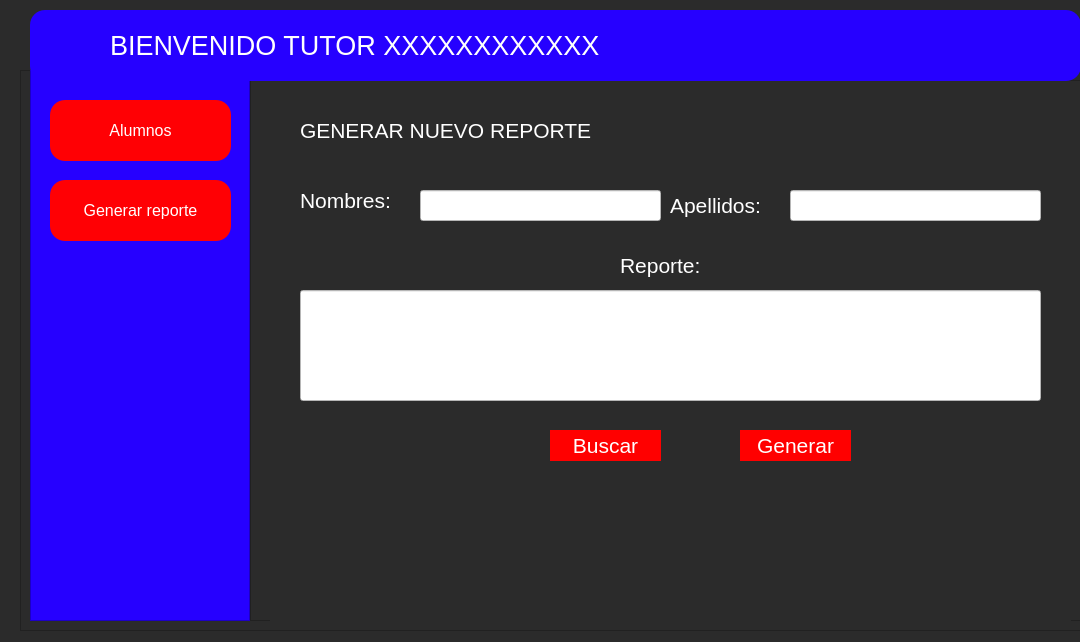
Before: the Qt Designer form entrar_tutor.ui in Giavic/Taller_de_software_TF, drawn with Qt 5.
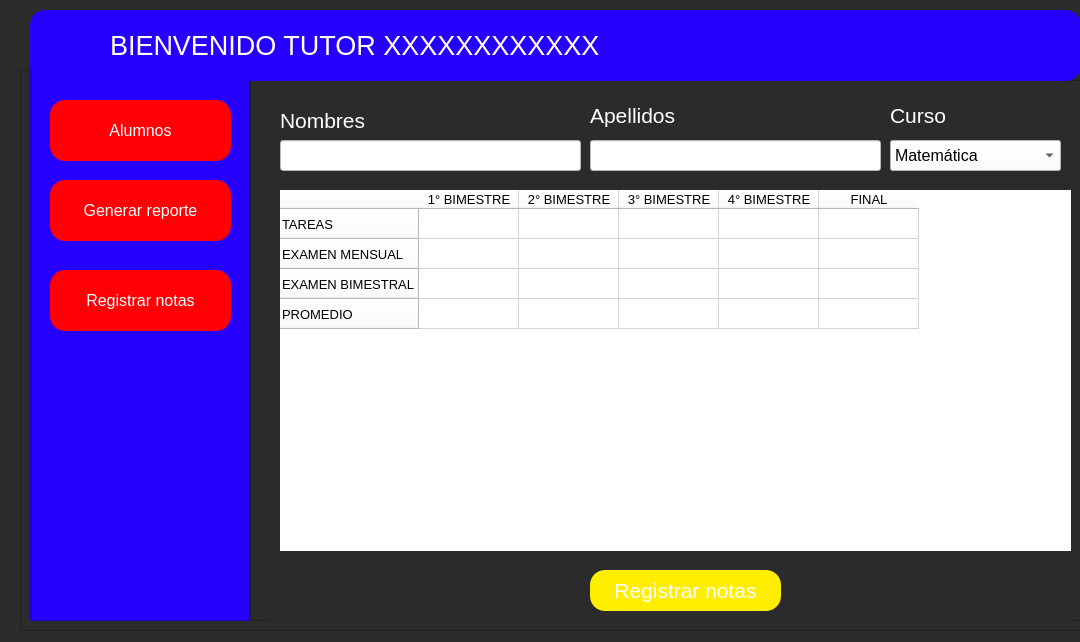
After: the same form once the commit is applied. The open tabs and pages were chosen to show the change. Icons and pictures are not drawn.

Diff of the .ui file:
```diff
--- a/entrar_tutor.ui
+++ b/entrar_tutor.ui
@@ -220,6 +220,38 @@
       <string>Generar reporte</string>
      </property>
     </widget>
+    <widget class="QPushButton" name="pushButton_4">
+     <property name="geometry">
+      <rect>
+       <x>20</x>
+       <y>210</y>
+       <width>181</width>
+       <height>61</height>
+      </rect>
+     </property>
+     <property name="styleSheet">
+      <string notr="true">QFrame{
+background-color: rgb(0, 255, 234);
+	
+}
+
+QPushButton{
+background-color: rgb(255, 0, 4);
+color: rgb(255, 255, 255);
+border-radius:15px;
+font: 12pt;
+}
+
+QPushButton:hover{
+background-color: rgb(255, 255, 255);
+color:rgb(0, 0, 0);
+border-radius:15px;
+}</string>
+     </property>
+     <property name="text">
+      <string>Registrar notas</string>
+     </property>
+    </widget>
    </widget>
    <widget class="QFrame" name="frame_4">
     <property name="geometry">
@@ -460,36 +492,11 @@
         <bool>false</bool>
        </property>
       </widget>
-      <widget class="QPushButton" name="pushButton_4">
-       <property name="geometry">
-        <rect>
-         <x>280</x>
-         <y>330</y>
-         <width>111</width>
-         <height>31</height>
-        </rect>
-       </property>
-       <property name="styleSheet">
-        <string notr="true">QPushButton{
-background-color: rgb(255, 0, 0);
-border-radius:0px;
-}
-
-QPushButton:hover{
-background-color: rgb(226, 226, 226);
-color:black;
-border-radius:0px;
-}</string>
-       </property>
-       <property name="text">
-        <string>Buscar</string>
-       </property>
-      </widget>
       <widget class="QPushButton" name="pushButton_6">
        <property name="geometry">
         <rect>
-         <x>470</x>
-         <y>330</y>
+         <x>350</x>
+         <y>340</y>
          <width>111</width>
          <height>31</height>
         </rect>
@@ -511,6 +518,229 @@
        </property>
       </widget>
      </widget>
+     <widget class="QWidget" name="page_3">
+      <property name="styleSheet">
+       <string notr="true">QTableWidget{
+background-color: rgb(255, 255, 255);
+font: 12pt;
+color: rgb(0, 0, 0);
+}
+
+QLabel{
+font: 16pt;
+color: rgb(255, 255, 255);
+}
+
+QPushButton{
+font:16pt;
+color:rgb(255, 255, 255);
+background-color: rgb(255, 238, 0);
+border-radius:15px;
+}</string>
+      </property>
+      <widget class="QLabel" name="label_7">
+       <property name="geometry">
+        <rect>
+         <x>10</x>
+         <y>10</y>
+         <width>111</width>
+         <height>21</height>
+        </rect>
+       </property>
+       <property name="text">
+        <string>Nombres</string>
+       </property>
+      </widget>
+      <widget class="QLabel" name="label_8">
+       <property name="geometry">
+        <rect>
+         <x>320</x>
+         <y>0</y>
+         <width>111</width>
+         <height>31</height>
+        </rect>
+       </property>
+       <property name="text">
+        <string>Apellidos</string>
+       </property>
+      </widget>
+      <widget class="QLineEdit" name="lineEdit_4">
+       <property name="geometry">
+        <rect>
+         <x>10</x>
+         <y>40</y>
+         <width>301</width>
+         <height>31</height>
+        </rect>
+       </property>
+       <property name="styleSheet">
+        <string notr="true">background-color: rgb(255, 255, 255);
+color: rgb(0, 0, 0);</string>
+       </property>
+      </widget>
+      <widget class="QLineEdit" name="lineEdit_5">
+       <property name="geometry">
+        <rect>
+         <x>320</x>
+         <y>40</y>
+         <width>291</width>
+         <height>31</height>
+        </rect>
+       </property>
+       <property name="styleSheet">
+        <string notr="true">background-color: rgb(255, 255, 255);
+color: rgb(0, 0, 0);</string>
+       </property>
+      </widget>
+      <widget class="QComboBox" name="comboBox">
+       <property name="geometry">
+        <rect>
+         <x>620</x>
+         <y>40</y>
+         <width>171</width>
+         <height>31</height>
+        </rect>
+       </property>
+       <property name="font">
+        <font>
+         <pointsize>-1</pointsize>
+         <weight>50</weight>
+         <italic>false</italic>
+         <bold>false</bold>
+        </font>
+       </property>
+       <property name="styleSheet">
+        <string notr="true">background-color: rgb(255, 255, 255);
+color: rgb(0, 0, 0);
+font:16px;</string>
+       </property>
+       <item>
+        <property name="text">
+         <string>Matemática</string>
+        </property>
+       </item>
+       <item>
+        <property name="text">
+         <string>Comunicación</string>
+        </property>
+       </item>
+       <item>
+        <property name="text">
+         <string>Ciencias</string>
+        </property>
+       </item>
+       <item>
+        <property name="text">
+         <string>Educación Física</string>
+        </property>
+       </item>
+       <item>
+        <property name="text">
+         <string>Tutoría</string>
+        </property>
+       </item>
+      </widget>
+      <widget class="QLabel" name="label_9">
+       <property name="geometry">
+        <rect>
+         <x>620</x>
+         <y>0</y>
+         <width>111</width>
+         <height>31</height>
+        </rect>
+       </property>
+       <property name="text">
+        <string>Curso</string>
+       </property>
+      </widget>
+      <widget class="QPushButton" name="pushButton_7">
+       <property name="geometry">
+        <rect>
+         <x>320</x>
+         <y>470</y>
+         <width>191</width>
+         <height>41</height>
+        </rect>
+       </property>
+       <property name="text">
+        <string>Registrar notas</string>
+       </property>
+      </widget>
+      <widget class="QTableWidget" name="tableWidget_6">
+       <property name="geometry">
+        <rect>
+         <x>10</x>
+         <y>90</y>
+         <width>791</width>
+         <height>361</height>
+        </rect>
+       </property>
+       <property name="styleSheet">
+        <string notr="true">font:10pt;
+border:rgb(0, 0, 0);
+background-color: rgb(255, 255, 255);</string>
+       </property>
+       <row>
+        <property name="text">
+         <string>TAREAS</string>
+        </property>
+       </row>
+       <row>
+        <property name="text">
+         <string>EXAMEN MENSUAL</string>
+        </property>
+       </row>
+       <row>
+        <property name="text">
+         <string>EXAMEN BIMESTRAL</string>
+        </property>
+       </row>
+       <row>
+        <property name="text">
+         <string>PROMEDIO</string>
+        </property>
+       </row>
+       <column>
+        <property name="text">
+         <string>1° BIMESTRE</string>
+        </property>
+       </column>
+       <column>
+        <property name="text">
+         <string>2° BIMESTRE</string>
+        </property>
+       </column>
+       <column>
+        <property name="text">
+         <string>3° BIMESTRE</string>
+        </property>
+       </column>
+       <column>
+        <property name="text">
+         <string>4° BIMESTRE</string>
+        </property>
+       </column>
+       <column>
+        <property name="text">
+         <string>FINAL</string>
+        </property>
+        <property name="font">
+         <font>
+          <weight>50</weight>
+          <bold>false</bold>
+         </font>
+        </property>
+       </column>
+      </widget>
+      <zorder>lineEdit_4</zorder>
+      <zorder>lineEdit_5</zorder>
+      <zorder>label_7</zorder>
+      <zorder>label_8</zorder>
+      <zorder>comboBox</zorder>
+      <zorder>label_9</zorder>
+      <zorder>pushButton_7</zorder>
+      <zorder>tableWidget_6</zorder>
+     </widget>
     </widget>
    </widget>
   </widget>
```
